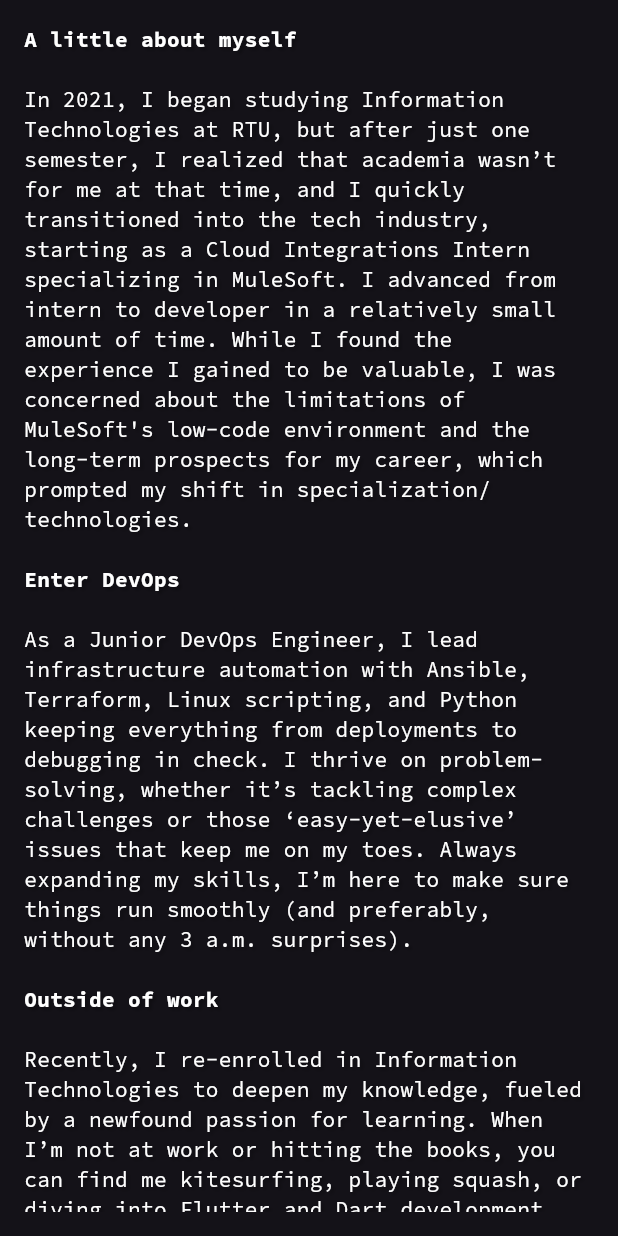
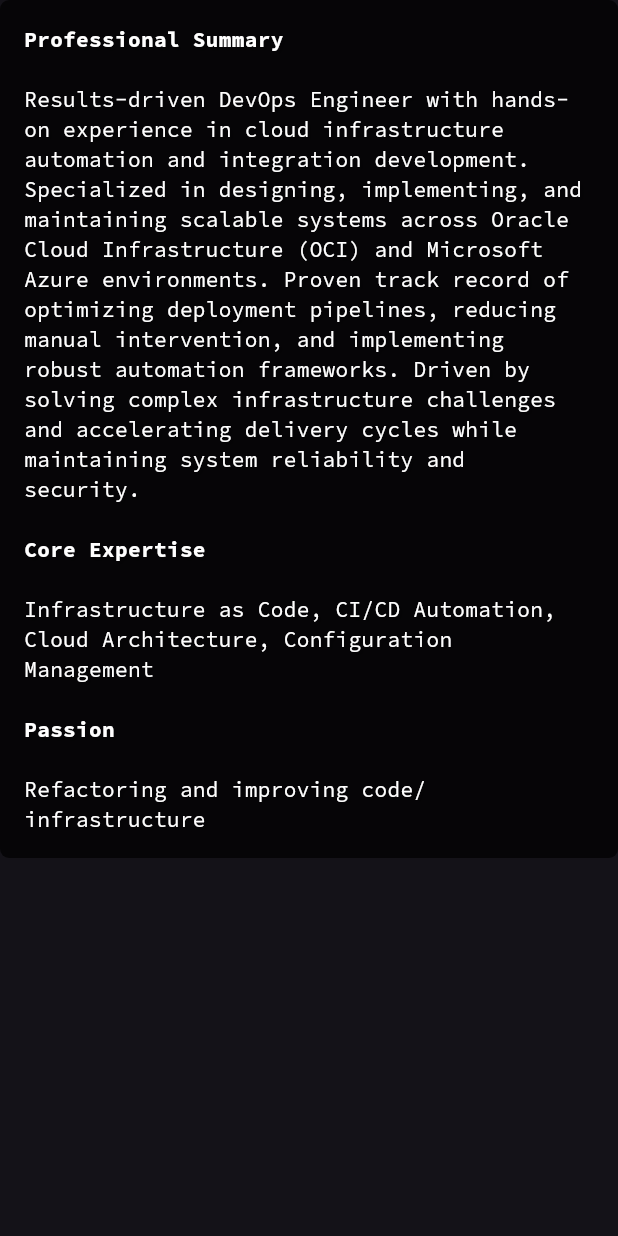
Before and after one commit to Nevelin-W/portfolio_monorepo, a Flutter app: the AboutSection widget shown alone on an empty page, opened directly, on a phone screen of 412 x 824 dp. Run offline on Flutter 3.47's test engine with Material 3 defaults, Android fonts, the phone set to English and light mode, and no system bars; our stand-ins replace animated_text_kit, font_awesome_flutter, google_fonts; missing offline and left inert: dart:html.

Commit message:
hower removed for scroll column, container made common always there, resume update

```diff
--- a/apps/myportfolio/lib/main_page/scroll_column/about_section/about_section.dart
+++ b/apps/myportfolio/lib/main_page/scroll_column/about_section/about_section.dart
@@ -1,4 +1,5 @@
 import 'package:flutter/material.dart';
+import 'package:myportfolio/main_page/scroll_column/section_wrapper.dart';
 
 class AboutSection extends StatefulWidget {
   const AboutSection({super.key});
@@ -8,32 +9,12 @@ class AboutSection extends StatefulWidget {
 }
 
 class AboutSectionState extends State<AboutSection> {
-  bool _isHovered = false; // Tracks hover status
-
   @override
   Widget build(BuildContext context) {
     final theme = Theme.of(context);
 
-    return MouseRegion(
-      onEnter: (_) {
-        setState(() {
-          _isHovered = true; // Hovered state set to true
-        });
-      },
-      onExit: (_) {
-        setState(() {
-          _isHovered = false; // Hovered state set to false
-        });
-      },
-      child: AnimatedContainer(
-        duration: const Duration(milliseconds: 300),
-        padding: const EdgeInsets.all(16.0),
-        decoration: BoxDecoration(
-          color: _isHovered ? Colors.black.withOpacity(0.7) : Colors.transparent,
-          borderRadius: BorderRadius.circular(6), // Rounded corners
-        ),
-        child: buildRichText(theme),
-      ),
+    return SectionWrapper(
+      child: buildRichText(theme),
     );
   }
 
@@ -42,29 +23,25 @@ class AboutSectionState extends State<AboutSection> {
     return Text.rich(
       TextSpan(
         children: [
-          buildText(theme, "A little about myself\n\n", FontWeight.bold),
+          buildText(theme, "Professional Summary\n\n", FontWeight.bold),
           buildText(
             theme,
-            "In 2021, I began studying Information Technologies at RTU, but after just one semester, I realized that academia wasn’t for me at that time, "
-            "and I quickly transitioned into the tech industry, starting as a Cloud Integrations Intern specializing in MuleSoft. "
-            "I advanced from intern to developer in a relatively small amount of time. "
-            "While I found the experience I gained to be valuable, I was concerned about the limitations of MuleSoft's low-code environment and the long-term prospects for my career, "
-            "which prompted my shift in specialization/technologies.\n\n",
+            "Results-driven DevOps Engineer with hands-on experience in cloud infrastructure automation and integration development. "
+            "Specialized in designing, implementing, and maintaining scalable systems across Oracle Cloud Infrastructure (OCI) and Microsoft Azure environments. "
+            "Proven track record of optimizing deployment pipelines, reducing manual intervention, and implementing robust automation frameworks. "
+            "Driven by solving complex infrastructure challenges and accelerating delivery cycles while maintaining system reliability and security.\n\n",
             FontWeight.w400,
           ),
-          buildText(theme, "Enter DevOps\n\n", FontWeight.bold),
+          buildText(theme, "Core Expertise\n\n", FontWeight.bold),
           buildText(
             theme,
-            "As a Junior DevOps Engineer, I lead infrastructure automation with Ansible, Terraform, Linux scripting, and Python keeping everything from deployments to debugging in check. "
-            "I thrive on problem-solving, whether it’s tackling complex challenges or those ‘easy-yet-elusive’ issues that keep me on my toes. "
-            "Always expanding my skills, I’m here to make sure things run smoothly (and preferably, without any 3 a.m. surprises).\n\n",
+            "Infrastructure as Code, CI/CD Automation, Cloud Architecture, Configuration Management\n\n",
             FontWeight.w400,
           ),
-          buildText(theme, "Outside of work\n\n", FontWeight.bold),
+          buildText(theme, "Passion\n\n", FontWeight.bold),
           buildText(
             theme,
-            "Recently, I re-enrolled in Information Technologies to deepen my knowledge, fueled by a newfound passion for learning. "
-            "When I’m not at work or hitting the books, you can find me kitesurfing, playing squash, or diving into Flutter and Dart development for native mobile apps and webpages—like the one you’re browsing right now!",
+            "Refactoring and improving code/infrastructure",
             FontWeight.w400,
           ),
         ],
--- a/apps/myportfolio/lib/main_page/scroll_column/experience_section/experience_section.dart
+++ b/apps/myportfolio/lib/main_page/scroll_column/experience_section/experience_section.dart
@@ -10,11 +10,11 @@ class ExperienceSection extends StatelessWidget {
       const ExperienceItem(
         startDate: '04/2024',
         endDate: 'Present',
-        title: 'Junior DevOps Engineer',
+        title: 'DevOps Engineer',
         description: '''
 • Leading DevOps efforts for a government project, focusing on infrastructure automation and orchestration.
 • Using Ansible and Terraform to streamline provisioning and configuration across various environments.
-• Automating tasks with Linux scripting and Python, enhancing operational efficiency.
+• Automating tasks with shell scripting and Python, enhancing operational efficiency.
 ''',
         techList: [
           'Ansible', 'Terraform', 'Linux', 'Python', 'Git', 'Docker', 'Pipelines'
--- a/apps/myportfolio/lib/main_page/scroll_column/scroll_column.dart
+++ b/apps/myportfolio/lib/main_page/scroll_column/scroll_column.dart
@@ -3,7 +3,6 @@ import 'package:myportfolio/main_page/scroll_column/experience_section/experienc
 import 'package:myportfolio/main_page/scroll_column/experience_section/buttons/resume_button.dart';
 import 'package:myportfolio/main_page/scroll_column/project_section/project_section.dart';
 import 'package:myportfolio/main_page/scroll_column/about_section/about_section.dart';
-import 'package:myportfolio/main_page/scroll_column/footer_section/footer_section.dart';
 
 class ScrollColumn extends StatelessWidget {
   final GlobalKey experienceKey;
@@ -19,7 +18,7 @@ class ScrollColumn extends StatelessWidget {
   Widget build(BuildContext context) {
 
     final List<Widget> columnChildren = [
-      const SizedBox(height: 145),
+      const SizedBox(height: 160),
       const AboutSection(),
       const SizedBox(height: 100),
       // Experience Section with key
@@ -28,8 +27,6 @@ class ScrollColumn extends StatelessWidget {
       const SizedBox(height: 100),
       // Projects Section with key
       Container(key: projectsKey, child: const ProjectSection()),
-      const SizedBox(height: 100),
-      const FooterSection(),
     ];
 
     return Column(
--- /dev/null
+++ b/apps/myportfolio/lib/main_page/scroll_column/section_wrapper.dart
@@ -0,0 +1,19 @@
+import 'package:flutter/material.dart';
+
+class SectionWrapper extends StatelessWidget {
+  final Widget child;
+
+  const SectionWrapper({super.key, required this.child});
+
+  @override
+  Widget build(BuildContext context) {
+    return Container(
+      padding: const EdgeInsets.all(16.0),
+      decoration: BoxDecoration(
+        color: Colors.black.withOpacity(0.7),
+        borderRadius: BorderRadius.circular(6),
+      ),
+      child: child,
+    );
+  }
+}
```
Also changed, not shown: apps/myportfolio/lib/main_page/scroll_column/experience_section/experience_item.dart (+8 -24 lines), apps/myportfolio/lib/main_page/scroll_column/footer_section/footer_section.dart (deleted, +0 -73 lines), apps/myportfolio/lib/main_page/scroll_column/project_section/project_item.dart (+17 -61 lines), apps/myportfolio/lib/main_page/static_column/header_section/header_section.dart (+4 -4 lines), 1 other file.
